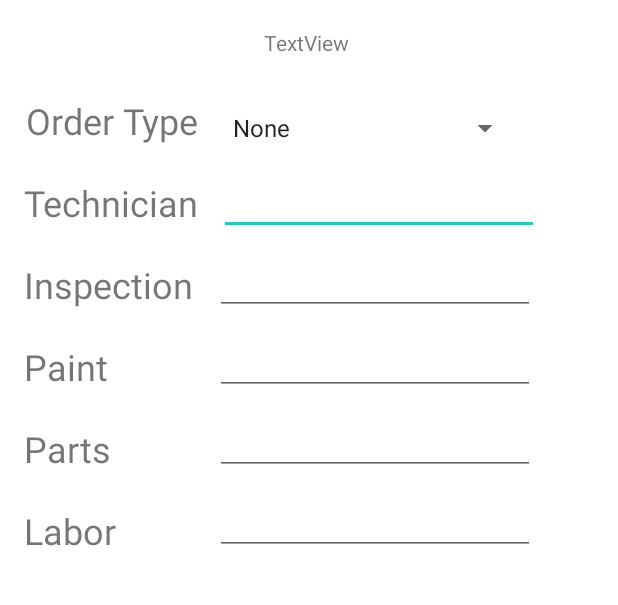
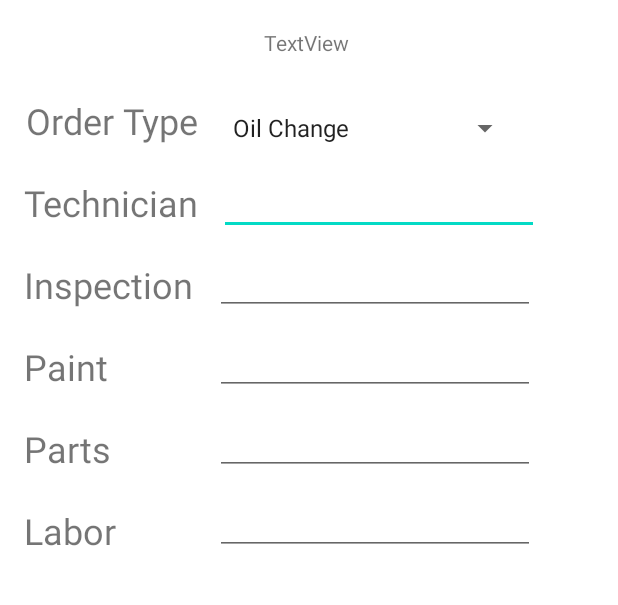
Before and after one commit to elijkon/RepairOrder, an Android app: the screen it shows after launch (RepairOrderActivity), on a phone screen of 412 x 824 dp, the part 242-847 px from its top. Run offline under Robolectric (Android 15) with nearby library versions, the phone set to English and light mode, and no system bars.

```diff
--- a/app/src/main/java/com/example/repairorder/RepairOrderActivity.java
+++ b/app/src/main/java/com/example/repairorder/RepairOrderActivity.java
@@ -16,6 +16,7 @@ import androidx.core.graphics.Insets;
 import androidx.core.view.ViewCompat;
 import androidx.core.view.WindowInsetsCompat;
 
+import java.util.ArrayList;
 import java.util.Random;
 
 public class RepairOrderActivity extends AppCompatActivity {
@@ -23,6 +24,9 @@ public class RepairOrderActivity extends AppCompatActivity {
     Button submitB;
     EditText partsET, laborET, paintET, inspectionET, orderET;
     Spinner ordSpinner;
+
+    ArrayList<String> orderTypes = new ArrayList<>();
+
 
 
     AdapterView.OnItemSelectedListener spinnerListener = new AdapterView.OnItemSelectedListener() {
@@ -104,15 +108,30 @@ public class RepairOrderActivity extends AppCompatActivity {
         partsET = findViewById(R.id.partsInput);
         laborET = findViewById(R.id.laborInput);
 
+        //spinner stuff
         ordSpinner = findViewById(R.id.orderSpinner);
-        ArrayAdapter<CharSequence> adapter = ArrayAdapter.createFromResource(
+//        ArrayAdapter<CharSequence> adapter = ArrayAdapter.createFromResource(
+//                this,
+//                R.array.order_types,
+//                android.R.layout.simple_spinner_item
+//
+//        );
+        orderTypes.add("Oil Change");
+        orderTypes.add("Tire Rotation");
+        orderTypes.add("Brake Inspection");
+        orderTypes.add("Paint Job");
+        orderTypes.add("Engine Repair");
+        ArrayAdapter<String> adapter = new ArrayAdapter<>(
                 this,
-                R.array.order_types,
-                android.R.layout.simple_spinner_item
+                android.R.layout.simple_spinner_item,
+                orderTypes
         );
 
         adapter.setDropDownViewResource(android.R.layout.simple_spinner_dropdown_item);
         ordSpinner.setAdapter(adapter);
+        ordSpinner.setOnItemSelectedListener(spinnerListener);
+
+
 
 
     }
```
